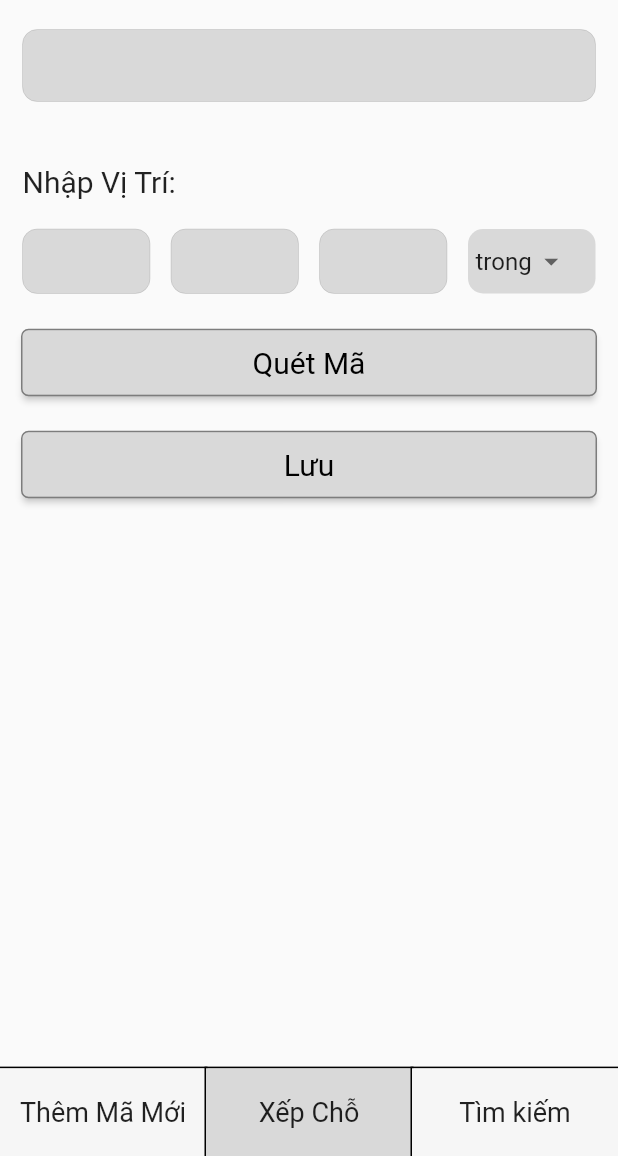
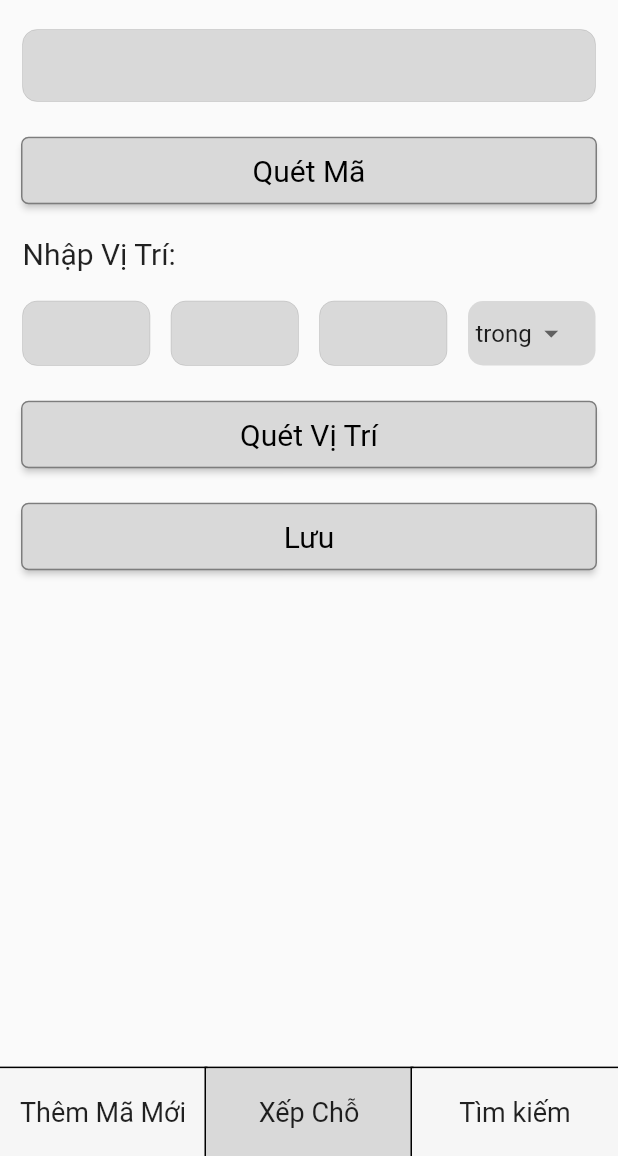
Before and after one commit to tanphuccgl/printer, a Flutter app: the screen it shows after launch, item 2 of the bottom bar chosen, on a phone screen of 412 x 824 dp, the part 80-1236 px from its top. Run offline on Flutter 3.47's test engine with Material 2 defaults, Android fonts, the phone set to English and light mode, and no system bars; our stand-ins replace bot_toast, cloud_firestore, equatable, firebase_core, firebase_storage, flutter_bloc and 7 more; missing offline and left inert: qr_code_scanner; accounts and stored records are empty.

```diff
--- a/lib/src/features/sort/cubit/sort_bloc.dart
+++ b/lib/src/features/sort/cubit/sort_bloc.dart
@@ -2,8 +2,10 @@ import 'package:cloud_firestore/cloud_firestore.dart';
 import 'package:equatable/equatable.dart';
 import 'package:flutter_bloc/flutter_bloc.dart';
 import 'package:get_it/get_it.dart';
+import 'package:printer/src/features/scan/pages/scan_page.dart';
 import 'package:printer/src/network/domain.dart';
 import 'package:printer/src/network/model/product_model.dart';
+import 'package:printer/src/router/coordinator.dart';
 import 'package:printer/widgets/dialogs/toast_wrapper.dart';
 
 part 'sort_state.dart';
@@ -61,7 +63,7 @@ class SortBloc extends Cubit<SortState> {
     emit(state.copyWith(location: value));
   }
 
-  void printer() {
-    XToast.show("Tính năng đang phát triển");
+  void scan() {
+    XCoordinator.push(const ScanQrPage());
   }
 }
--- a/lib/src/features/sort/pages/sort_page.dart
+++ b/lib/src/features/sort/pages/sort_page.dart
@@ -37,6 +37,27 @@ class SortPage extends StatelessWidget {
                       value: state.productId,
                       onChanged: (value) =>
                           context.read<SortBloc>().onChangedProductId(value),
+                    ),
+                    Center(
+                      child: ElevatedButton(
+                        style: ElevatedButton.styleFrom(
+                            side: const BorderSide(
+                                color: XColors.primary3, strokeAlign: 1),
+                            minimumSize: Size(size.width, 40),
+                            elevation: 2,
+                            backgroundColor: XColors.primary2,
+                            padding: const EdgeInsets.symmetric(
+                                vertical: 10, horizontal: 12)),
+                        onPressed: () => context.read<SortBloc>().scan(),
+                        child: const Text(
+                          "Quét Mã",
+                          style: TextStyle(
+                            fontSize: 20,
+                            color: Colors.black,
+                            fontWeight: FontWeight.normal,
+                          ),
+                        ),
+                      ),
                     ),
                     const SizedBox(height: 20),
                     const Text(
@@ -119,9 +140,9 @@ class SortPage extends StatelessWidget {
                             backgroundColor: XColors.primary2,
                             padding: const EdgeInsets.symmetric(
                                 vertical: 10, horizontal: 12)),
-                        onPressed: () => context.read<SortBloc>().printer(),
+                        onPressed: () => context.read<SortBloc>().scan(),
                         child: const Text(
-                          "Quét Mã",
+                          "Quét Vị Trí",
                           style: TextStyle(
                             fontSize: 20,
                             color: Colors.black,
```
Also changed, not shown: lib/src/features/scan/logic/scan_bloc.dart (added, +64 -0 lines), lib/src/features/scan/logic/scan_state.dart (added, +19 -0 lines), lib/src/features/scan/pages/scan_page.dart (added, +98 -0 lines).
